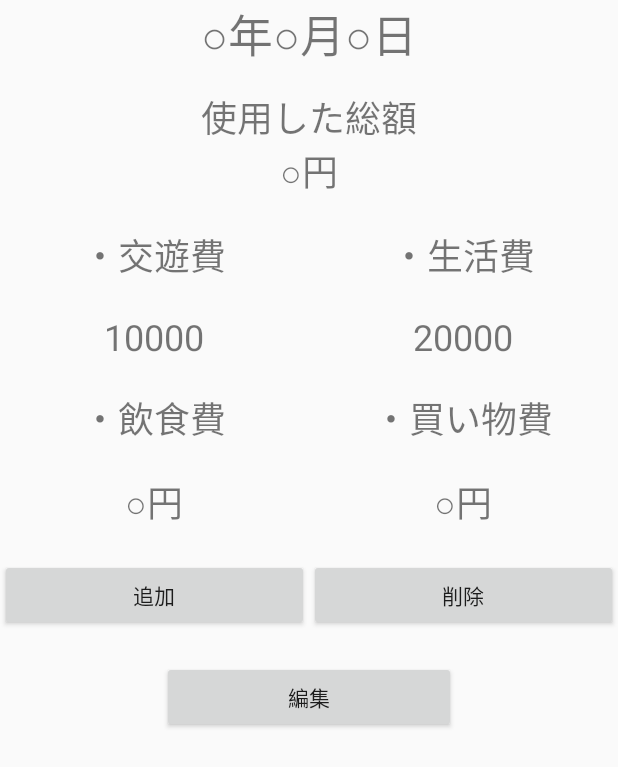
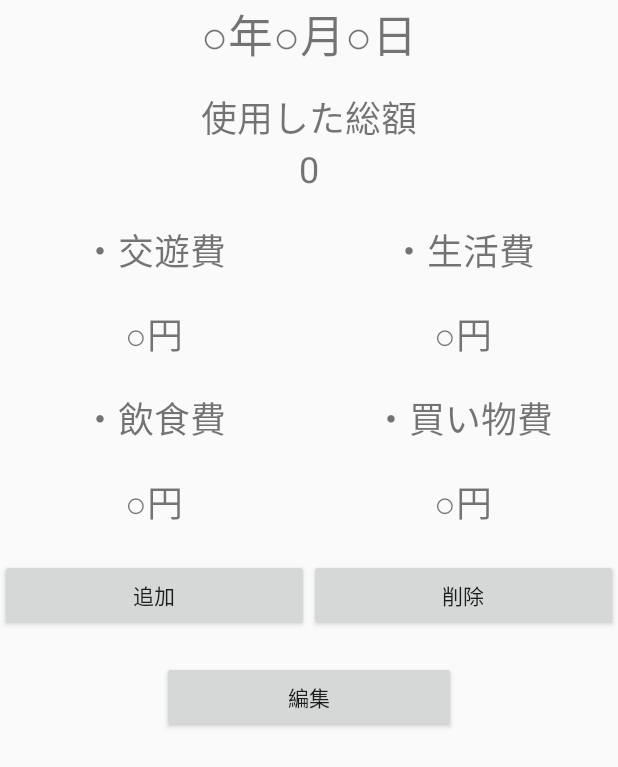
Before and after one commit to aki0207/Backup, an Android app: the screen it shows after launch (MainActivity), on a phone screen of 412 x 824 dp. Shown: the top 767 px of the screen. Run offline under Robolectric (Android 15) with nearby library versions, the phone set to English and light mode, and no system bars.

Commit message:
テスト用で日付け持たせた。

```diff
--- a/app/src/main/java/com/example/backup/MainActivity.java
+++ b/app/src/main/java/com/example/backup/MainActivity.java
@@ -2,11 +2,14 @@ package com.example.backup;
 
 import android.app.Activity;
 import android.content.Context;
+import android.content.Intent;
 import android.content.SharedPreferences;
 import android.database.Cursor;
 import android.database.sqlite.SQLiteDatabase;
 import android.database.sqlite.SQLiteException;
 import android.os.Bundle;
+import android.view.View;
+import android.widget.Button;
 import android.widget.LinearLayout;
 import android.widget.TextView;
 
@@ -14,8 +17,11 @@ public class MainActivity extends Activity {
 
     Cursor c;
     SQLiteDatabase db;
-    SharedPreferences pref;
-    boolean flg = false;
+    TestOpenHelper helper;
+    //テスト用日付け
+    int year = 2018;
+    int month = 11;
+    int day = 3;
 
 
     @Override
@@ -23,54 +29,100 @@ public class MainActivity extends Activity {
         super.onCreate(savedInstanceState);
         setContentView(R.layout.activity_main);
 
-        TestOpenHelper helper = new TestOpenHelper(this);
-        db = helper.getReadableDatabase();
-        pref = getSharedPreferences("InsertFlg", Context.MODE_PRIVATE);
-        flg = pref.getBoolean("FlG", false);
+        if (helper == null) {
+            helper = new TestOpenHelper(this);
+
+        }
+        if (db == null) {
+            db = helper.getReadableDatabase();
+        }
+
 
         try {
 
-            //初回だけカラム追加を行なう
-            if (!flg) {
 
-                db.execSQL("insert into amount_used(date,category,price) values ('2018-1101','交遊費', 10000);");
-                db.execSQL("insert into amount_used(date,category,price) values ('2018-1101','生活費', 20000);");
-                db.execSQL("insert into amount_used(date,category,price) values ('2018-1101','飲食費', 30000);");
-                db.execSQL("insert into amount_used(date,category,price) values ('2018-1101','買い物費', 0);");
-
-                //フラグをtrueにし、以後このif文内の処理は行なわない
-                SharedPreferences.Editor editor = pref.edit();
-                editor.putBoolean("InsertFlg", true);
-                editor.apply();
-
+            //総額
+            String sql = "select sum(price) from amount_used";
+            c = db.rawQuery(sql, null);
+            boolean isEof = c.moveToFirst();
+            while (isEof) {
+                TextView tv = (TextView) findViewById(R.id.the_amount);
+                tv.setText(String.format("%d", c.getInt(0)));
+                isEof = c.moveToNext();
             }
-            LinearLayout layout = new LinearLayout(this);
-            layout.setOrientation(LinearLayout.VERTICAL);
 
 
-
-
-           /* c = db.query("amount_used", new String[]{"category", "price"},
-                    null, null, null, null, null);*/
-
-           //交遊費
-           String sql = "select * from amount_used where category = ?";
-            c = db.rawQuery(sql,new String[]{"交遊費"});
-            boolean isEof = c.moveToFirst();
+            //交遊費
+            sql = "select price from amount_used where category = ? and date = ?";
+            c = db.rawQuery(sql, new String[]{"交遊費","2018-1103"});
+            isEof = c.moveToFirst();
             while (isEof) {
-                TextView tv = (TextView)findViewById(R.id.excursion_fee);
-                tv.setText(String.format("%d", c.getInt(2)));
+                TextView tv = (TextView) findViewById(R.id.excursion_fee);
+                tv.setText(String.format("%d", c.getInt(0)) + "円");
                 isEof = c.moveToNext();
             }
 
             //生活費
-            c = db.rawQuery(sql,new String[]{"生活費"});
+            sql = "select price from amount_used where category = ?";
+            c = db.rawQuery(sql, new String[]{"生活費"});
             isEof = c.moveToFirst();
             while (isEof) {
-                TextView tv = (TextView)findViewById(R.id.cost_of_living);
-                tv.setText(String.format("%d", c.getInt(2)));
+                TextView tv = (TextView) findViewById(R.id.cost_of_living);
+                tv.setText(String.format("%d", c.getInt(0)) + "円");
                 isEof = c.moveToNext();
             }
+
+
+            //飲食費
+            c = db.rawQuery(sql, new String[]{"飲食費"});
+            isEof = c.moveToFirst();
+            while (isEof) {
+                TextView tv = (TextView) findViewById(R.id.food_cost);
+                tv.setText(String.format("%d", c.getInt(0)) + "円");
+                isEof = c.moveToNext();
+            }
+
+            //買い物費
+            c = db.rawQuery(sql, new String[]{"買い物費"});
+            isEof = c.moveToFirst();
+            while (isEof) {
+                TextView tv = (TextView) findViewById(R.id.shopping_expenses);
+                tv.setText(String.format("%d", c.getInt(0)) + "円");
+                isEof = c.moveToNext();
+            }
+
+            //その他1
+            c = db.rawQuery(sql, new String[]{"その他1"});
+            isEof = c.moveToFirst();
+            while (isEof) {
+                TextView tv = (TextView) findViewById(R.id.other_one);
+                tv.setText(String.format("%d", c.getInt(0)) + "円");
+                isEof = c.moveToNext();
+            }
+
+            //その他2
+            c = db.rawQuery(sql, new String[]{"その他2"});
+            isEof = c.moveToFirst();
+            while (isEof) {
+                TextView tv = (TextView) findViewById(R.id.other_two);
+                tv.setText(String.format("%d", c.getInt(0)) + "円");
+                isEof = c.moveToNext();
+            }
+
+
+            Button go_edit_button = (Button) findViewById(R.id.go_edit_page);
+            go_edit_button.setOnClickListener(new View.OnClickListener() {
+                @Override
+                public void onClick(View v) {
+
+                    Intent intent = new Intent(MainActivity.this, EditActivity.class);
+                    intent.putExtra("YEAR",year);
+                    intent.putExtra("MONTH",month);
+                    intent.putExtra("DAY",day);
+                    startActivity(intent);
+
+                }
+            });
 
 
         } catch (SQLiteException e) {
```
